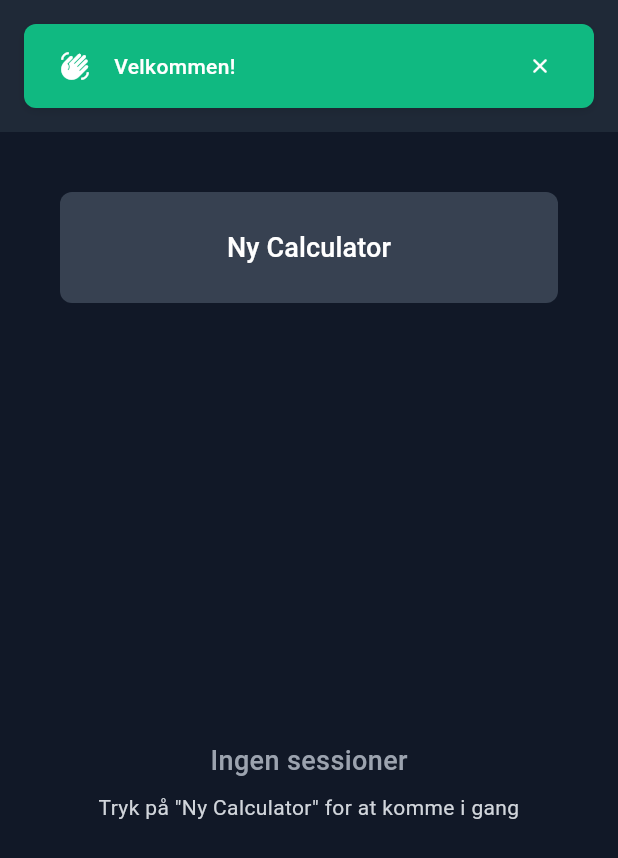
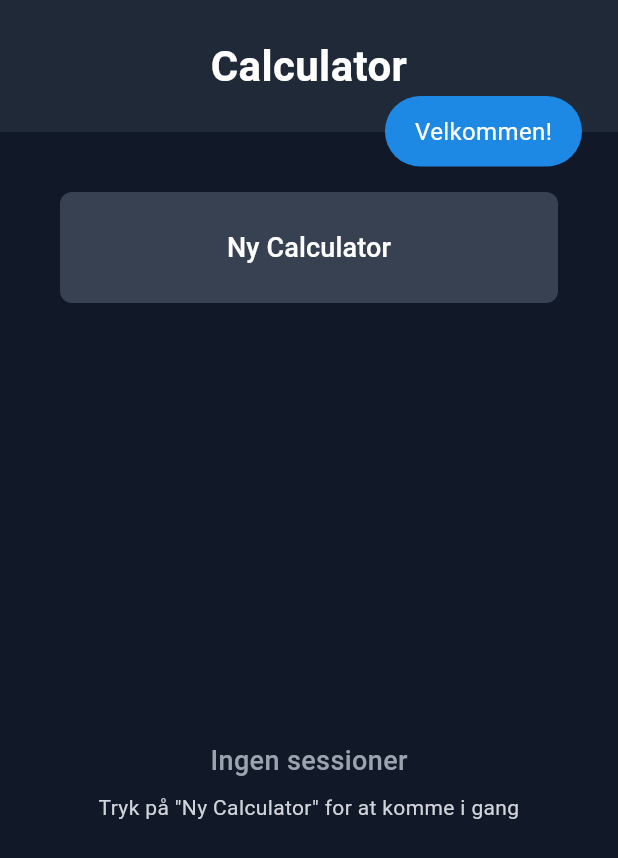
Before and after one commit to IamCobra/calc_mvvm, a Flutter app: the first screen one second after launch, on a phone screen of 412 x 824 dp. Shown: the top 858 px of the screen. Run offline on Flutter 3.47's test engine with Material 3 defaults, Android fonts, the light colour scheme and no system bars; our stand-ins replace flutter_riverpod, fluttertoast; Roboto replaces fonts that are missing (SF Pro Display).

Commit message:
Refactor toast service and calculator view model; update dependencies

```diff
--- a/lib/services/toast_service.dart
+++ b/lib/services/toast_service.dart
@@ -1,209 +1,28 @@
+import 'package:fluttertoast/fluttertoast.dart';
 import 'package:flutter/material.dart';
-import '../design/app_design.dart';
-
-enum ToastType {
-  success,
-  warning,
-  error,
-  info,
-  nice,
-}
 
 class ToastService {
-  static OverlayEntry? _currentToast;
-
-  static void showToast(
-    BuildContext context,
-    String message, {
-    ToastType type = ToastType.info,
-    Duration duration = const Duration(seconds: 3),
-    IconData? icon,
-  }) {
-    // Fjern eksisterende toast
-    _currentToast?.remove();
-
-    final overlay = Overlay.of(context);
-
-    _currentToast = OverlayEntry(
-      builder: (context) => ToastWidget(
-        message: message,
-        type: type,
-        icon: icon,
-        onDismiss: () {
-          _currentToast?.remove();
-          _currentToast = null;
-        },
-      ),
-    );
-
-    overlay.insert(_currentToast!);
-
-    // Auto dismiss
-    Future.delayed(duration, () {
-      _currentToast?.remove();
-      _currentToast = null;
-    });
-  }
-
-  static void showNiceToast(BuildContext context) {
-    showToast(
-      context,
-      'Nice!',
-      type: ToastType.nice,
-      icon: Icons.celebration_rounded,
-      duration: const Duration(seconds: 2),
+  static void showNiceToast() {
+    Fluttertoast.showToast(
+      msg: "Nice!",
+      toastLength: Toast.LENGTH_LONG,
+      gravity: ToastGravity.TOP_RIGHT,
+      timeInSecForIosWeb: 3,
+      backgroundColor: Colors.green.shade600,
+      textColor: Colors.white,
+      fontSize: 18.0
     );
   }
 
-  static void showWelcomeToast(BuildContext context) {
-    showToast(
-      context,
-      'Velkommen!',
-      type: ToastType.info,
-      icon: Icons.waving_hand_rounded,
+  static void showWelcomeToast() {
+    Fluttertoast.showToast(
+      msg: "Velkommen!",
+      toastLength: Toast.LENGTH_SHORT,
+      gravity: ToastGravity.TOP_RIGHT,
+      timeInSecForIosWeb: 3,
+      backgroundColor: Colors.blue.shade600,
+      textColor: Colors.white,
+      fontSize: 16.0
     );
   }
 }
-
-class ToastWidget extends StatefulWidget {
-  final String message;
-  final ToastType type;
-  final IconData? icon;
-  final VoidCallback onDismiss;
-
-  const ToastWidget({
-    super.key,
-    required this.message,
-    required this.type,
-    required this.onDismiss,
-    this.icon,
-  });
-
-  @override
-  State<ToastWidget> createState() => _ToastWidgetState();
-}
-
-class _ToastWidgetState extends State<ToastWidget>
-    with SingleTickerProviderStateMixin {
-  late AnimationController _animationController;
-  late Animation<double> _slideAnimation;
-  late Animation<double> _opacityAnimation;
-
-  @override
-  void initState() {
-    super.initState();
-    _animationController = AnimationController(
-      duration: AppDesign.animationMedium,
-      vsync: this,
-    );
-
-    _slideAnimation = Tween<double>(
-      begin: -100,
-      end: 0,
-    ).animate(CurvedAnimation(
-      parent: _animationController,
-      curve: Curves.elasticOut,
-    ));
-
-    _opacityAnimation = Tween<double>(
-      begin: 0,
-      end: 1,
-    ).animate(CurvedAnimation(
-      parent: _animationController,
-      curve: Curves.easeOut,
-    ));
-
-    _animationController.forward();
-  }
-
-  @override
-  void dispose() {
-    _animationController.dispose();
-    super.dispose();
-  }
-
-  Color get _backgroundColor {
-    switch (widget.type) {
-      case ToastType.success:
-        return AppDesign.successColor;
-      case ToastType.warning:
-        return AppDesign.warningColor;
-      case ToastType.error:
-        return AppDesign.errorColor;
-      case ToastType.nice:
-        return AppDesign.accentColor;
-      case ToastType.info:
-        return AppDesign.cardColor;
-    }
-  }
-
-  @override
-  Widget build(BuildContext context) {
-    return Positioned(
-      top: MediaQuery.of(context).padding.top + 16,
-      left: 16,
-      right: 16,
-      child: AnimatedBuilder(
-        animation: _animationController,
-        builder: (context, child) {
-          return Transform.translate(
-            offset: Offset(0, _slideAnimation.value),
-            child: Opacity(
-              opacity: _opacityAnimation.value,
-              child: Material(
-                color: Colors.transparent,
-                child: Container(
-                  padding: const EdgeInsets.symmetric(
-                    horizontal: AppDesign.spaceLarge,
-                    vertical: AppDesign.spaceMedium,
-                  ),
-                  decoration: BoxDecoration(
-                    color: _backgroundColor,
-                    borderRadius: BorderRadius.circular(AppDesign.radiusMedium),
-                    boxShadow: AppDesign.shadowMedium,
-                  ),
-                  child: Row(
-                    children: [
-                      if (widget.icon != null) ...[
-                        Icon(
-                          widget.icon,
-                          color: AppDesign.textPrimary,
-                          size: 20,
-                        ),
-                        const SizedBox(width: AppDesign.spaceMedium),
-                      ],
-                      Expanded(
-                        child: Text(
-                          widget.message,
-                          style: AppDesign.bodyMedium.copyWith(
-                            color: AppDesign.textPrimary,
-                            fontWeight: FontWeight.w500,
-                          ),
-                        ),
-                      ),
-                      GestureDetector(
-                        onTap: () {
-                          _animationController.reverse().then((_) {
-                            widget.onDismiss();
-                          });
-                        },
-                        child: Container(
-                          padding: const EdgeInsets.all(4),
-                          child: const Icon(
-                            Icons.close_rounded,
-                            color: AppDesign.textPrimary,
-                            size: 16,
-                          ),
-                        ),
-                      ),
-                    ],
-                  ),
-                ),
-              ),
-            ),
-          );
-        },
-      ),
-    );
-  }
-}
--- a/lib/views/modern_calculator_content.dart
+++ b/lib/views/modern_calculator_content.dart
@@ -275,7 +275,7 @@ class _ModernCalculatorContentState extends ConsumerState<ModernCalculatorConten
   void _checkForNiceResults(String result) {
     // Vis "Nice!" toast for specifikke resultater som er del af opgaven
     if (result == '69' || result == '80085') {
-      ToastService.showNiceToast(context);
+      ToastService.showNiceToast();
     }
   }
 
--- a/lib/views/modern_menu_view.dart
+++ b/lib/views/modern_menu_view.dart
@@ -20,12 +20,7 @@ class _ModernMenuViewState extends ConsumerState<ModernMenuView> {
     super.initState();
     // Vis velkomst toast når app starter fra helt slukket
     WidgetsBinding.instance.addPostFrameCallback((_) {
-      ToastService.showToast(
-        context,
-        'Velkommen!',
-        type: ToastType.success,
-        icon: Icons.waving_hand,
-      );
+      ToastService.showWelcomeToast();
     });
   }
 
--- a/pubspec.yaml
+++ b/pubspec.yaml
@@ -2,7 +2,7 @@ name: calc_mvvm
 description: "A new Flutter project."
 # The following line prevents the package from being accidentally published to
 # pub.dev using `flutter pub publish`. This is preferred for private packages.
-publish_to: 'none' # Remove this line if you wish to publish to pub.dev
+publish_to: "none" # Remove this line if you wish to publish to pub.dev
 
 # The following defines the version and build number for your application.
 # A version number is three numbers separated by dots, like 1.2.43
@@ -35,6 +35,7 @@ dependencies:
   # Use with the CupertinoIcons class for iOS style icons.
   cupertino_icons: ^1.0.8
   flutter_riverpod: ^2.6.1
+  fluttertoast: ^8.2.8
 
 dev_dependencies:
   flutter_test:
@@ -52,7 +53,6 @@ dev_dependencies:
 
 # The following section is specific to Flutter packages.
 flutter:
-
   # The following line ensures that the Material Icons font is
   # included with your application, so that you can use the icons in
   # the material Icons class.
```
Also changed, not shown: lib/services/calculator_service.dart (+3 -5 lines), lib/viewmodels/calculator_viewmodel.dart (+3 -29 lines), pubspec.lock.
